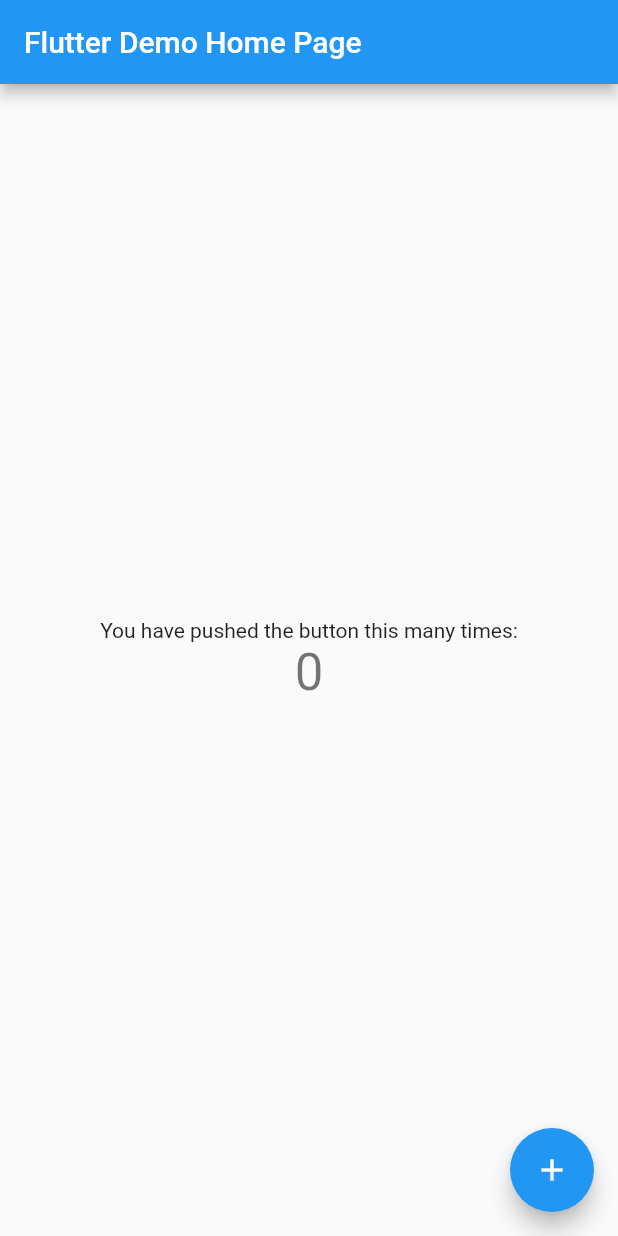
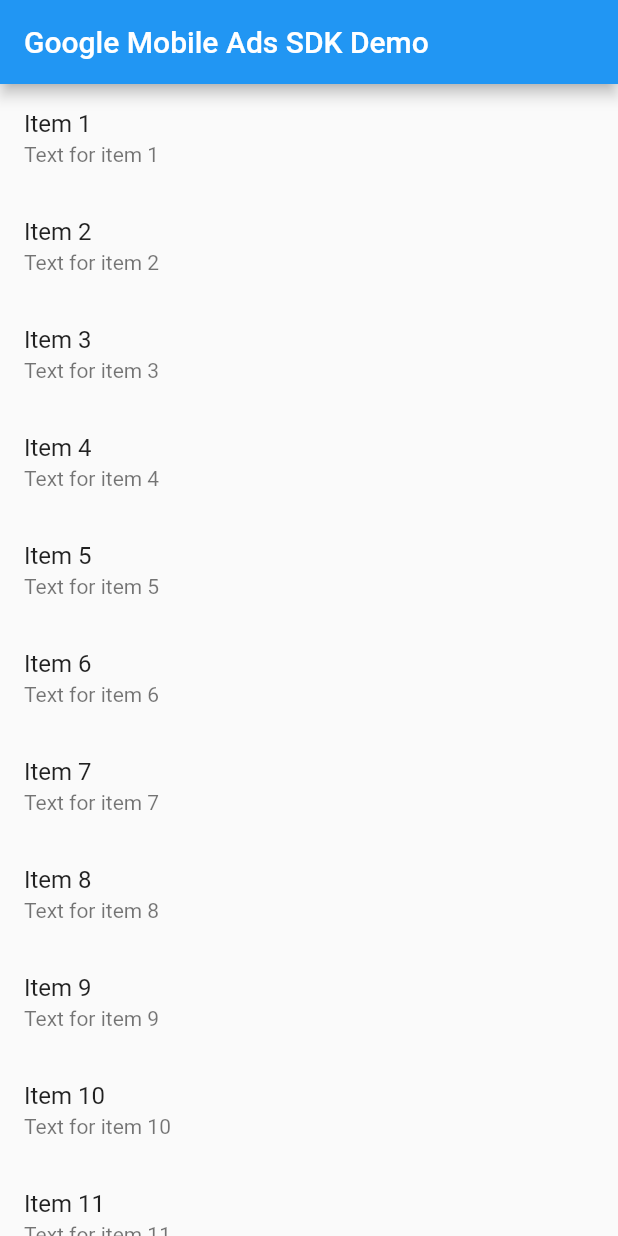
Before and after one commit to jpr0ger/Flutter-mobile-ads-sample, a Flutter app: the screen it shows after launch, on a phone screen of 412 x 824 dp. Run offline on Flutter 3.47's test engine with Material 2 defaults, Android fonts, the phone set to English and light mode, and no system bars.

Commit message:
Add simple list of data

```diff
--- /dev/null
+++ b/lib/data.dart
@@ -0,0 +1,22 @@
+const List<DataItem> dataList = [
+  DataItem('Item 1', 'Text for item 1'),
+  DataItem('Item 2', 'Text for item 2'),
+  DataItem('Item 3', 'Text for item 3'),
+  DataItem('Item 4', 'Text for item 4'),
+  DataItem('Item 5', 'Text for item 5'),
+  DataItem('Item 6', 'Text for item 6'),
+  DataItem('Item 7', 'Text for item 7'),
+  DataItem('Item 8', 'Text for item 8'),
+  DataItem('Item 9', 'Text for item 9'),
+  DataItem('Item 10', 'Text for item 10'),
+  DataItem('Item 11', 'Text for item 11'),
+  DataItem('Item 12', 'Text for item 12'),
+  DataItem('Item 13', 'Text for item 13'),
+];
+
+class DataItem {
+  final String title;
+  final String text;
+
+  const DataItem(this.title, this.text);
+}
--- a/lib/main.dart
+++ b/lib/main.dart
@@ -1,113 +1,52 @@
 import 'package:flutter/material.dart';
+import 'package:flutter_mobile_ads_sample/data.dart';
 
 void main() {
   runApp(MyApp());
 }
 
 class MyApp extends StatelessWidget {
-  // This widget is the root of your application.
   @override
   Widget build(BuildContext context) {
     return MaterialApp(
-      title: 'Flutter Demo',
-      theme: ThemeData(
-        // This is the theme of your application.
-        //
-        // Try running your application with "flutter run". You'll see the
-        // application has a blue toolbar. Then, without quitting the app, try
-        // changing the primarySwatch below to Colors.green and then invoke
-        // "hot reload" (press "r" in the console where you ran "flutter run",
-        // or simply save your changes to "hot reload" in a Flutter IDE).
-        // Notice that the counter didn't reset back to zero; the application
-        // is not restarted.
-        primarySwatch: Colors.blue,
-      ),
-      home: MyHomePage(title: 'Flutter Demo Home Page'),
+      title: 'Mobile ads Demo',
+      home: ListScreen(dataList),
     );
   }
 }
 
-class MyHomePage extends StatefulWidget {
-  MyHomePage({Key key, this.title}) : super(key: key);
+class ListScreen extends StatefulWidget {
+  final List<DataItem> items;
 
-  // This widget is the home page of your application. It is stateful, meaning
-  // that it has a State object (defined below) that contains fields that affect
-  // how it looks.
-
-  // This class is the configuration for the state. It holds the values (in this
-  // case the title) provided by the parent (in this case the App widget) and
-  // used by the build method of the State. Fields in a Widget subclass are
-  // always marked "final".
-
-  final String title;
+  const ListScreen(this.items);
 
   @override
-  _MyHomePageState createState() => _MyHomePageState();
+  _ListScreenState createState() => _ListScreenState();
 }
 
-class _MyHomePageState extends State<MyHomePage> {
-  int _counter = 0;
+class _ListScreenState extends State<ListScreen> {
+  @override
+  Widget build(BuildContext context) {
+    return Scaffold(
+      appBar: AppBar(
+        title: Text('Google Mobile Ads SDK Demo'),
+      ),
+      body: ListView.builder(
+          itemBuilder: (context, index) => ItemRow(widget.items[index])),
+    );
+  }
+}
 
-  void _incrementCounter() {
-    setState(() {
-      // This call to setState tells the Flutter framework that something has
-      // changed in this State, which causes it to rerun the build method below
-      // so that the display can reflect the updated values. If we changed
-      // _counter without calling setState(), then the build method would not be
-      // called again, and so nothing would appear to happen.
-      _counter++;
-    });
-  }
+class ItemRow extends StatelessWidget {
+  final DataItem item;
+
+  const ItemRow(this.item);
 
   @override
   Widget build(BuildContext context) {
-    // This method is rerun every time setState is called, for instance as done
-    // by the _incrementCounter method above.
-    //
-    // The Flutter framework has been optimized to make rerunning build methods
-    // fast, so that you can just rebuild anything that needs updating rather
-    // than having to individually change instances of widgets.
-    return Scaffold(
-      appBar: AppBar(
-        // Here we take the value from the MyHomePage object that was created by
-        // the App.build method, and use it to set our appbar title.
-        title: Text(widget.title),
-      ),
-      body: Center(
-        // Center is a layout widget. It takes a single child and positions it
-        // in the middle of the parent.
-        child: Column(
-          // Column is also a layout widget. It takes a list of children and
-          // arranges them vertically. By default, it sizes itself to fit its
-          // children horizontally, and tries to be as tall as its parent.
-          //
-          // Invoke "debug painting" (press "p" in the console, choose the
-          // "Toggle Debug Paint" action from the Flutter Inspector in Android
-          // Studio, or the "Toggle Debug Paint" command in Visual Studio Code)
-          // to see the wireframe for each widget.
-          //
-          // Column has various properties to control how it sizes itself and
-          // how it positions its children. Here we use mainAxisAlignment to
-          // center the children vertically; the main axis here is the vertical
-          // axis because Columns are vertical (the cross axis would be
-          // horizontal).
-          mainAxisAlignment: MainAxisAlignment.center,
-          children: <Widget>[
-            Text(
-              'You have pushed the button this many times:',
-            ),
-            Text(
-              '$_counter',
-              style: Theme.of(context).textTheme.headline4,
-            ),
-          ],
-        ),
-      ),
-      floatingActionButton: FloatingActionButton(
-        onPressed: _incrementCounter,
-        tooltip: 'Increment',
-        child: Icon(Icons.add),
-      ), // This trailing comma makes auto-formatting nicer for build methods.
+    return ListTile(
+      title: Text(item.title),
+      subtitle: Text(item.text),
     );
   }
 }
```
